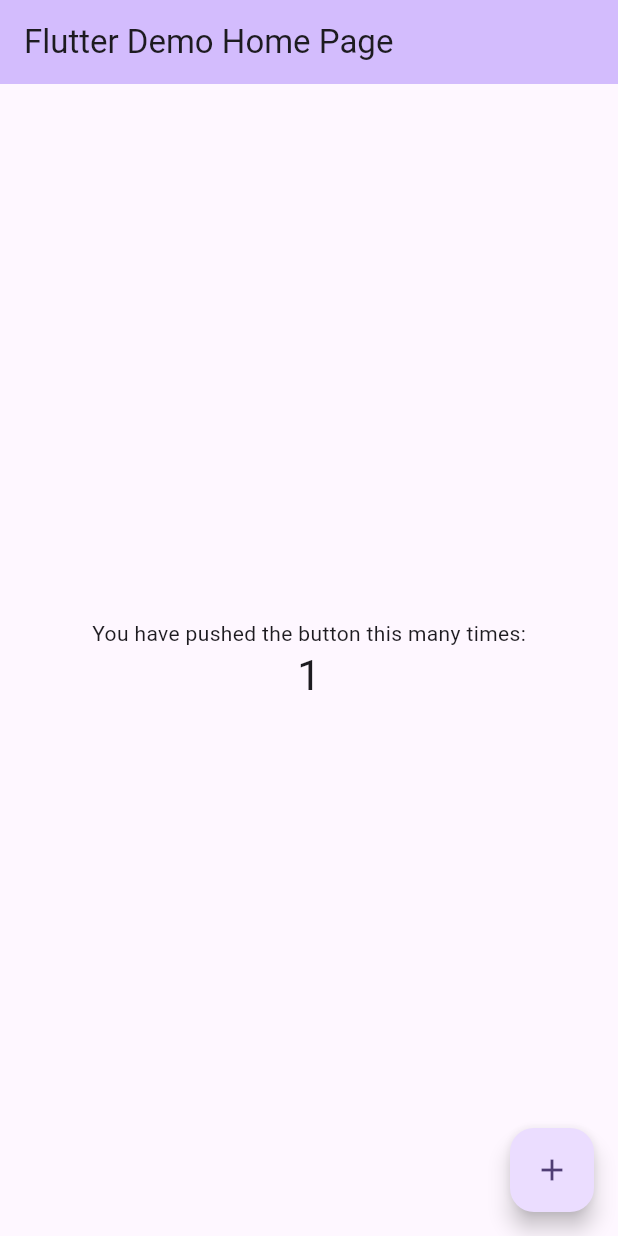
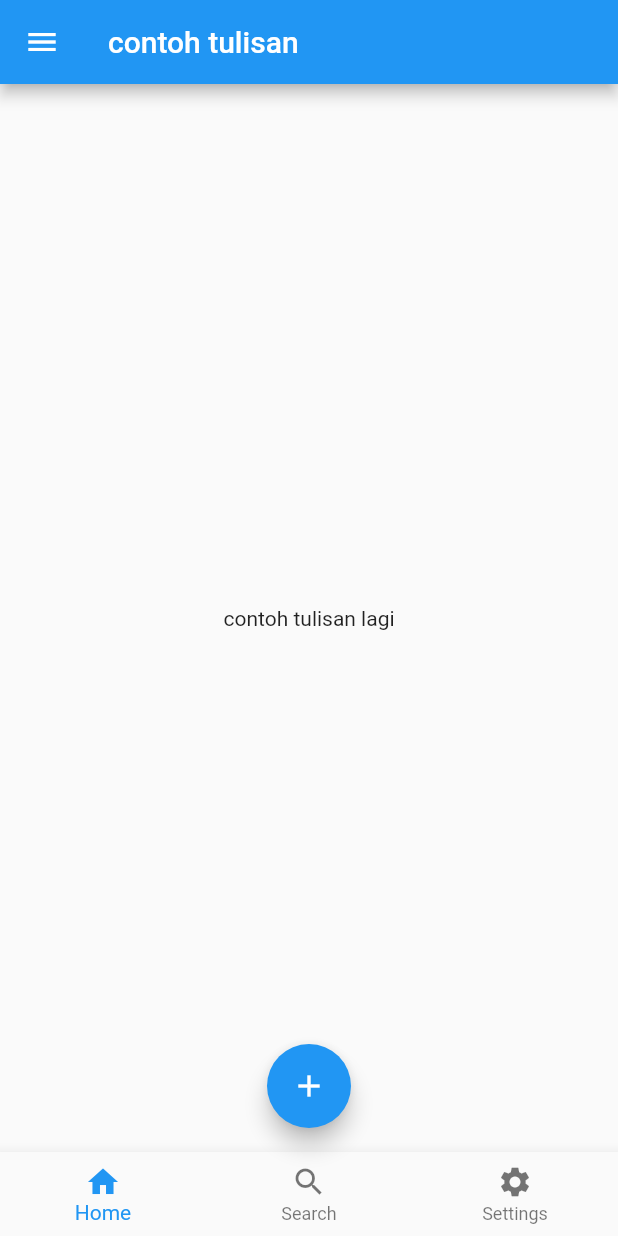
Before and after one commit to Anangprasetya/Dart-Flutter, a Flutter app: the screen it shows after launch, after a tap on the "add" icon, on a phone screen of 412 x 824 dp. Run offline on Flutter 3.47's test engine with Material 2 defaults, Android fonts, the phone set to English and light mode, and no system bars.

Commit message:
pengenalan widgets componen

```diff
--- a/lib/main.dart
+++ b/lib/main.dart
@@ -1,125 +1,65 @@
 import 'package:flutter/material.dart';
 
-void main() {
-  runApp(const MyApp());
-}
+class MyWidget extends StatelessWidget {
+  const MyWidget({super.key});
 
-class MyApp extends StatelessWidget {
-  const MyApp({super.key});
-
-  // This widget is the root of your application.
   @override
   Widget build(BuildContext context) {
     return MaterialApp(
-      title: 'Flutter Demo',
+      title: "Aplikasi",
       theme: ThemeData(
-        // This is the theme of your application.
-        //
-        // TRY THIS: Try running your application with "flutter run". You'll see
-        // the application has a blue toolbar. Then, without quitting the app,
-        // try changing the seedColor in the colorScheme below to Colors.green
-        // and then invoke "hot reload" (save your changes or press the "hot
-        // reload" button in a Flutter-supported IDE, or press "r" if you used
-        // the command line to start the app).
-        //
-        // Notice that the counter didn't reset back to zero; the application
-        // state is not lost during the reload. To reset the state, use hot
-        // restart instead.
-        //
-        // This works for code too, not just values: Most code changes can be
-        // tested with just a hot reload.
-        colorScheme: ColorScheme.fromSeed(seedColor: Colors.deepPurple),
-        useMaterial3: true,
+        primarySwatch: Colors.blue,
+        visualDensity: VisualDensity.adaptivePlatformDensity,
       ),
-      home: const MyHomePage(title: 'Flutter Demo Home Page'),
+      home: Scaffold(
+        appBar: AppBar(
+          title: Text('contoh tulisan'),
+        ),
+        body: Container(
+          child: Center(
+            child: Text("contoh tulisan lagi"),
+          ),
+        ),
+        floatingActionButton: FloatingActionButton(
+          onPressed: () {},
+          child: Icon(Icons.add),
+        ),
+        floatingActionButtonLocation: FloatingActionButtonLocation.centerFloat,
+        drawer: Drawer(
+          child: ListView(
+            children: [
+              DrawerHeader(
+                child: Text("List Menu"),
+                decoration: BoxDecoration(color: Colors.blue),
+              ),
+              ListTile(
+                title: Text('Item 1'),
+                onTap: () {
+                  Navigator.pop(context);
+                },
+              ),
+              ListTile(
+                title: Text('Item 2'),
+                onTap: () {
+                  Navigator.pop(context);
+                },
+              )
+            ],
+          ),
+        ),
+        bottomNavigationBar: BottomNavigationBar(
+          items: const [
+            BottomNavigationBarItem(icon: Icon(Icons.home), label: "Home"),
+            BottomNavigationBarItem(icon: Icon(Icons.search), label: "Search"),
+            BottomNavigationBarItem(
+                icon: Icon(Icons.settings), label: "Settings"),
+          ],
+        ),
+      ),
     );
   }
 }
 
-class MyHomePage extends StatefulWidget {
-  const MyHomePage({super.key, required this.title});
-
-  // This widget is the home page of your application. It is stateful, meaning
-  // that it has a State object (defined below) that contains fields that affect
-  // how it looks.
-
-  // This class is the configuration for the state. It holds the values (in this
-  // case the title) provided by the parent (in this case the App widget) and
-  // used by the build method of the State. Fields in a Widget subclass are
-  // always marked "final".
-
-  final String title;
-
-  @override
-  State<MyHomePage> createState() => _MyHomePageState();
+void main() {
+  runApp(MyWidget());
 }
-
-class _MyHomePageState extends State<MyHomePage> {
-  int _counter = 0;
-
-  void _incrementCounter() {
-    setState(() {
-      // This call to setState tells the Flutter framework that something has
-      // changed in this State, which causes it to rerun the build method below
-      // so that the display can reflect the updated values. If we changed
-      // _counter without calling setState(), then the build method would not be
-      // called again, and so nothing would appear to happen.
-      _counter++;
-    });
-  }
-
-  @override
-  Widget build(BuildContext context) {
-    // This method is rerun every time setState is called, for instance as done
-    // by the _incrementCounter method above.
-    //
-    // The Flutter framework has been optimized to make rerunning build methods
-    // fast, so that you can just rebuild anything that needs updating rather
-    // than having to individually change instances of widgets.
-    return Scaffold(
-      appBar: AppBar(
-        // TRY THIS: Try changing the color here to a specific color (to
-        // Colors.amber, perhaps?) and trigger a hot reload to see the AppBar
-        // change color while the other colors stay the same.
-        backgroundColor: Theme.of(context).colorScheme.inversePrimary,
-        // Here we take the value from the MyHomePage object that was created by
-        // the App.build method, and use it to set our appbar title.
-        title: Text(widget.title),
-      ),
-      body: Center(
-        // Center is a layout widget. It takes a single child and positions it
-        // in the middle of the parent.
-        child: Column(
-          // Column is also a layout widget. It takes a list of children and
-          // arranges them vertically. By default, it sizes itself to fit its
-          // children horizontally, and tries to be as tall as its parent.
-          //
-          // Column has various properties to control how it sizes itself and
-          // how it positions its children. Here we use mainAxisAlignment to
-          // center the children vertically; the main axis here is the vertical
-          // axis because Columns are vertical (the cross axis would be
-          // horizontal).
-          //
-          // TRY THIS: Invoke "debug painting" (choose the "Toggle Debug Paint"
-          // action in the IDE, or press "p" in the console), to see the
-          // wireframe for each widget.
-          mainAxisAlignment: MainAxisAlignment.center,
-          children: <Widget>[
-            const Text(
-              'You have pushed the button this many times:',
-            ),
-            Text(
-              '$_counter',
-              style: Theme.of(context).textTheme.headlineMedium,
-            ),
-          ],
-        ),
-      ),
-      floatingActionButton: FloatingActionButton(
-        onPressed: _incrementCounter,
-        tooltip: 'Increment',
-        child: const Icon(Icons.add),
-      ), // This trailing comma makes auto-formatting nicer for build methods.
-    );
-  }
-}
```
